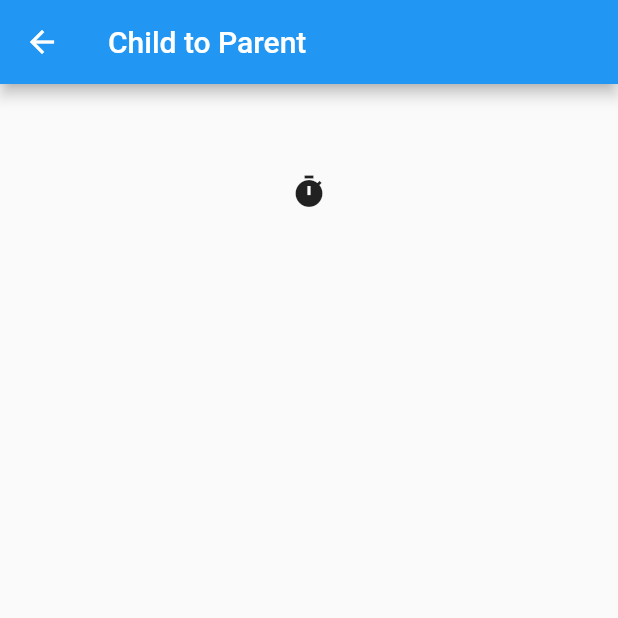
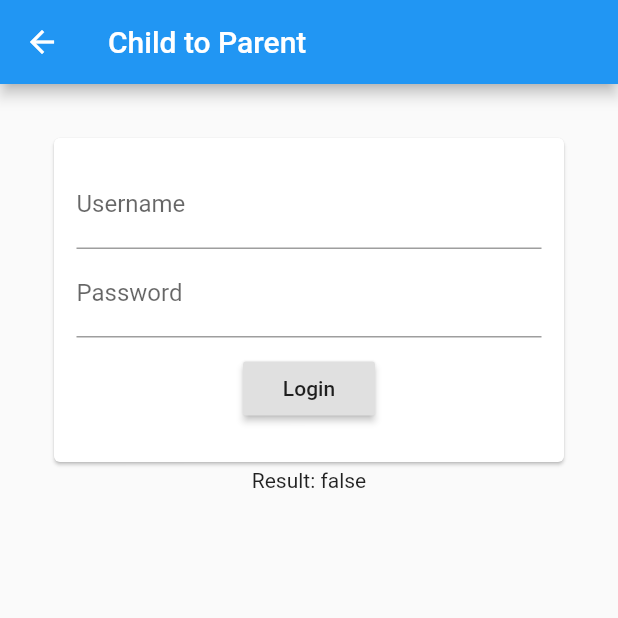
Before and after one commit to shahidbits/flutter_guide, a Flutter app: the ScreenChildToParent screen opened by its route, on a phone screen of 412 x 824 dp, the top half of it. Run offline on Flutter 3.47's test engine with Material 2 defaults, Android fonts, the phone set to English and light mode, and no system bars; our stand-ins replace charts_flutter.

Commit message:
Added auth screen to demo child to parent comm

```diff
--- a/lib/screens/intermediate/screenChildToParent.dart
+++ b/lib/screens/intermediate/screenChildToParent.dart
@@ -1,4 +1,70 @@
 import 'package:flutter/material.dart';
+
+class AuthenticatorWidget extends StatefulWidget {
+  final ValueChanged<bool> onAuthenticated;
+
+  AuthenticatorWidget({Key key, this.onAuthenticated});
+
+  @override
+  State<StatefulWidget> createState() =>
+      new _StateAuthenticatorWidget(onAuthenticated: onAuthenticated);
+}
+
+class _StateAuthenticatorWidget extends State<AuthenticatorWidget> {
+  TextEditingController _user;
+  TextEditingController _password;
+
+  final ValueChanged<bool> onAuthenticated;
+
+  _StateAuthenticatorWidget({Key key, this.onAuthenticated});
+
+  void _onPressed() {
+    if (_user.text != 'user' || _password.text != '1234') {
+      onAuthenticated(false);
+    } else {
+      onAuthenticated(true);
+    }
+  }
+
+  @override
+  void initState() {
+    _user = new TextEditingController();
+    _password = new TextEditingController();
+  }
+
+  @override
+  Widget build(BuildContext context) {
+    return new Card(
+      child: new Padding(
+        padding: EdgeInsets.all(15.0),
+        child: new Column(
+          children: <Widget>[
+            new TextField(
+              controller: _user,
+              decoration: new InputDecoration(
+                labelText: 'Username',
+              ),
+            ),
+            new TextField(
+              controller: _password,
+              decoration: new InputDecoration(
+                labelText: 'Password',
+              ),
+              obscureText: true,
+            ),
+            new Padding(
+              padding: EdgeInsets.all(10.0),
+              child: new RaisedButton(
+                onPressed: _onPressed,
+                child: new Text('Login'),
+              ),
+            )
+          ],
+        ),
+      ),
+    );
+  }
+}
 
 class ScreenChildToParent extends StatefulWidget {
   @override
@@ -6,9 +72,9 @@ class ScreenChildToParent extends StatefulWidget {
 }
 
 class _State extends State<ScreenChildToParent> {
-  String _value = '';
+  bool _isAuthenticated = false;
 
-  void _onClick() => setState(() => _value = new DateTime.now().toString());
+  void _onAuthentication(bool val) => setState(() => _isAuthenticated = val);
 
   @override
   Widget build(BuildContext context) {
@@ -21,12 +87,10 @@ class _State extends State<ScreenChildToParent> {
           padding: EdgeInsets.all(32.0),
           child: new Column(
             children: <Widget>[
-              new Text(_value),
-              new IconButton(
-                onPressed: _onClick,
-                icon: new Icon(Icons.timer),
-                tooltip: 'Click',
+              new AuthenticatorWidget(
+                onAuthenticated: _onAuthentication,
               ),
+              new Text('Result: ${_isAuthenticated}')
             ],
           ),
         )),
```
